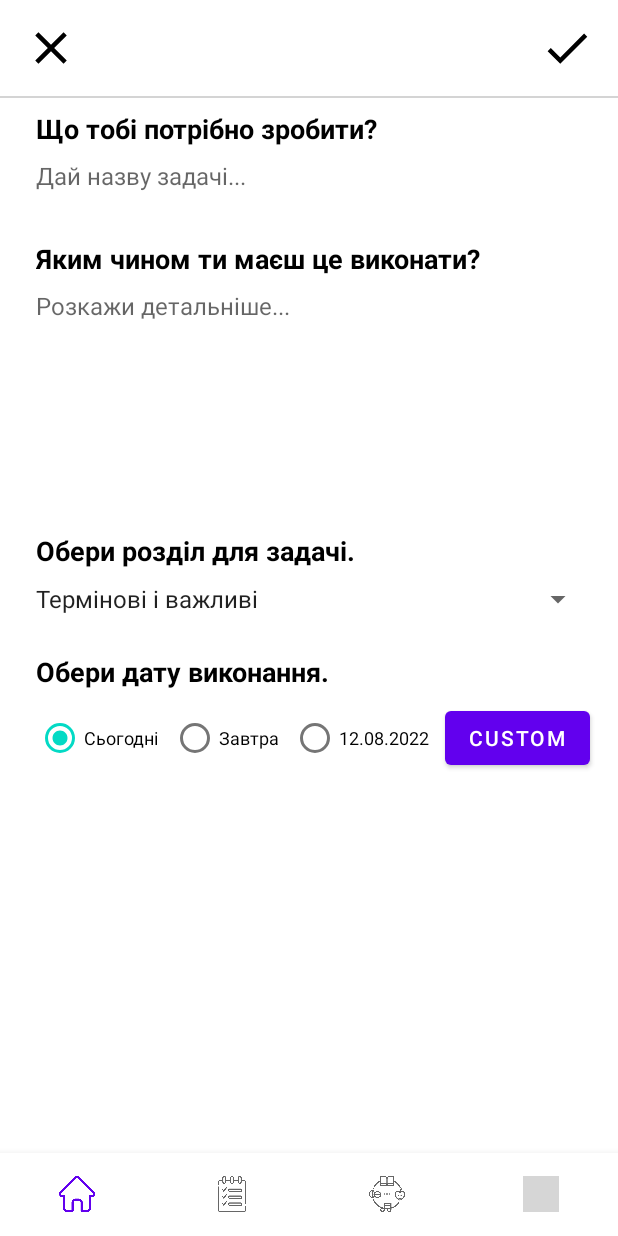
After one commit to greemoid/itHelps, an Android app: the fragment UpdateTaskFragment placed in its activity, on a phone screen of 412 x 824 dp. The commit adds this screen. Run offline under Robolectric (Android 15) with nearby library versions, the phone set to English and light mode, and no system bars; our stand-ins replace navigation-ui; 5 statements that could not run were skipped; grey boxes are pictures that could not be loaded.

Commit message:
added updating of tasks

```diff
--- a/app/src/main/java/com/greemoid/ithelps/data/db/diaryDB/TasksDao.kt
+++ b/app/src/main/java/com/greemoid/ithelps/data/db/diaryDB/TasksDao.kt
@@ -13,8 +13,11 @@ interface TasksDao {
     @Query("SELECT * FROM tasks_table WHERE taskType = :taskType")
     fun getTasksByTasksType(taskType: String): LiveData<List<TaskDB>>
 
-    @Insert(onConflict = OnConflictStrategy.IGNORE)
+    @Insert(onConflict = OnConflictStrategy.REPLACE)
     suspend fun insertTask(taskDB: TaskDB)
+
+    @Update
+    suspend fun updateTask(taskDB: TaskDB)
 
     @Delete
     suspend fun deleteTask(taskDB: TaskDB)
--- a/app/src/main/java/com/greemoid/ithelps/data/source/TasksCacheDataSource.kt
+++ b/app/src/main/java/com/greemoid/ithelps/data/source/TasksCacheDataSource.kt
@@ -28,9 +28,14 @@ class TasksCacheDataSource(
         tasksDao.insertTask(taskDB = taskDB)
     }
 
+    override suspend fun updateTask(task: TaskDB) {
+        tasksDao.updateTask(task)
+    }
+
     override suspend fun deleteTask(task: TaskDB) {
         tasksDao.deleteTask(task)
     }
 
 
+
 }
--- a/app/src/main/java/com/greemoid/ithelps/di/DomainModule.kt
+++ b/app/src/main/java/com/greemoid/ithelps/di/DomainModule.kt
@@ -40,4 +40,11 @@ val domainModule = module {
             taskRepository = get()
         )
     }
+
+    single {
+        UpdateTaskUseCase(
+            repository = get()
+        )
+    }
+
 }
--- a/app/src/main/java/com/greemoid/ithelps/di/PresentationModule.kt
+++ b/app/src/main/java/com/greemoid/ithelps/di/PresentationModule.kt
@@ -1,5 +1,6 @@
 package com.greemoid.ithelps.di
 
+import com.greemoid.ithelps.data.mapper.TaskToTaskDBMapper
 import com.greemoid.ithelps.presentation.core.Date
 import com.greemoid.ithelps.presentation.dailyTasks.DailyTasksViewModel
 import com.greemoid.ithelps.presentation.diary.DiaryViewModel
@@ -8,6 +9,7 @@ import com.greemoid.ithelps.presentation.moodAdd.MoodAddViewModel
 import com.greemoid.ithelps.presentation.todo.TaskItemViewModel
 import com.greemoid.ithelps.presentation.todo.TodoAddViewModel
 import com.greemoid.ithelps.presentation.todo.TodoListTasksViewModel
+import com.greemoid.ithelps.presentation.todo.UpdateViewModel
 import org.koin.androidx.viewmodel.dsl.viewModel
 import org.koin.dsl.module
 
@@ -55,4 +57,11 @@ val presentationModule = module {
             useCase = get()
         )
     }
+
+    viewModel {
+        UpdateViewModel(
+            updateTaskUseCase = get()
+        )
+    }
+
 }
--- a/app/src/main/java/com/greemoid/ithelps/domain/repository/TaskRepository.kt
+++ b/app/src/main/java/com/greemoid/ithelps/domain/repository/TaskRepository.kt
@@ -12,5 +12,8 @@ interface TaskRepository {
 
     suspend fun insertTask(task: Task)
 
+    suspend fun updateTask(task: TaskDB)
+
     suspend fun deleteTask(task: TaskDB)
+
 }
--- /dev/null
+++ b/app/src/main/java/com/greemoid/ithelps/domain/usecases/UpdateTaskUseCase.kt
@@ -0,0 +1,13 @@
+package com.greemoid.ithelps.domain.usecases
+
+import com.greemoid.ithelps.data.models.TaskDB
+import com.greemoid.ithelps.domain.repository.TaskRepository
+
+class UpdateTaskUseCase(
+    private val repository: TaskRepository
+) {
+
+    suspend fun updateTask(taskDB: TaskDB) {
+        repository.updateTask(taskDB)
+    }
+}
--- a/app/src/main/java/com/greemoid/ithelps/presentation/todo/TaskItemFragment.kt
+++ b/app/src/main/java/com/greemoid/ithelps/presentation/todo/TaskItemFragment.kt
@@ -41,6 +41,13 @@ class TaskItemFragment : Fragment() {
             bundle.putString("type", task.taskType)
             findNavController().navigate(R.id.action_taskItemFragment_to_todoListTasksFragment, bundle)
         }
+
+        binding.btnEdit.setOnClickListener {
+            val bundle = Bundle()
+            bundle.putSerializable("task", task)
+            findNavController().navigate(R.id.action_taskItemFragment_to_updateTaskFragment, bundle)
+        }
+
         binding.btnDelete.setOnClickListener {
             viewModel.delete(task)
             val bundle = Bundle()
--- a/app/src/main/java/com/greemoid/ithelps/presentation/todo/TodoTaskFragment.kt
+++ b/app/src/main/java/com/greemoid/ithelps/presentation/todo/TodoTaskFragment.kt
@@ -10,7 +10,6 @@ import com.greemoid.ithelps.R
 
 class TodoTaskFragment : Fragment() {
 
-
     override fun onCreateView(
         inflater: LayoutInflater, container: ViewGroup?,
         savedInstanceState: Bundle?,
--- /dev/null
+++ b/app/src/main/java/com/greemoid/ithelps/presentation/todo/UpdateTaskFragment.kt
@@ -0,0 +1,71 @@
+package com.greemoid.ithelps.presentation.todo
+
+import android.os.Bundle
+import androidx.fragment.app.Fragment
+import android.view.LayoutInflater
+import android.view.View
+import android.view.ViewGroup
+import androidx.navigation.fragment.findNavController
+import androidx.navigation.fragment.navArgs
+import com.google.android.material.snackbar.Snackbar
+import com.greemoid.ithelps.R
+import com.greemoid.ithelps.data.models.TaskDB
+import com.greemoid.ithelps.databinding.FragmentUpdateTaskBinding
+import com.greemoid.ithelps.domain.models.Task
+import com.greemoid.ithelps.domain.models.TaskTypes
+import com.greemoid.ithelps.presentation.core.Date
+import org.koin.androidx.viewmodel.ext.android.sharedViewModel
+
+
+class UpdateTaskFragment : Fragment() {
+
+    private lateinit var binding: FragmentUpdateTaskBinding
+    private val args: UpdateTaskFragmentArgs by navArgs()
+    private val viewModel: UpdateViewModel by sharedViewModel()
+
+    override fun onCreateView(
+        inflater: LayoutInflater, container: ViewGroup?,
+        savedInstanceState: Bundle?,
+    ): View? {
+        binding = FragmentUpdateTaskBinding.inflate(inflater, container, false)
+        return binding.root
+    }
+
+    override fun onViewCreated(view: View, savedInstanceState: Bundle?) {
+        super.onViewCreated(view, savedInstanceState)
+        val task = args.task
+        binding.etTitle.setText(task.title)
+        binding.etDescription.setText(task.description)
+        binding.rbCustom.text = task.date
+        binding.btnSave.setOnClickListener {
+            val id = task.id
+            val title = binding.etTitle.text.toString()
+            val description = binding.etDescription.text.toString()
+            val taskType = when(binding.spinnerChapters.selectedItemId.toInt()) {
+                0 -> TaskTypes.IMPORTANTANDURGENT.chapter
+                1 -> TaskTypes.IMPORTANT.chapter
+                2 -> TaskTypes.URGENT.chapter
+                3 -> TaskTypes.NOTIMPORTANTANDNOTURGENT.chapter
+                4 -> TaskTypes.DAILY.chapter
+                5 -> TaskTypes.GROCERIES.chapter
+                6 -> TaskTypes.HISTORY.chapter
+                else -> ""
+            }
+            val dateClass = Date()
+            val date = when(binding.radioGroupDates.checkedRadioButtonId) {
+                binding.rbToday.id -> dateClass.getCurrentFullDate()
+                binding.rbTomorrow.id -> dateClass.getTomorrow()
+                binding.rbCustom.id -> binding.rbCustom.text.toString()
+                else -> ""
+            }
+            val isDone = false
+            val taskDB = TaskDB(
+                id, title, description, taskType, date, isDone
+            )
+            viewModel.updateTask(taskDB)
+            findNavController().navigate(R.id.action_updateTaskFragment_to_todoFragment)
+        }
+
+    }
+
+}
--- /dev/null
+++ b/app/src/main/java/com/greemoid/ithelps/presentation/todo/UpdateViewModel.kt
@@ -0,0 +1,19 @@
+package com.greemoid.ithelps.presentation.todo
+
+import androidx.lifecycle.ViewModel
+import androidx.lifecycle.viewModelScope
+import com.greemoid.ithelps.data.models.TaskDB
+import com.greemoid.ithelps.domain.usecases.UpdateTaskUseCase
+import kotlinx.coroutines.launch
+
+class UpdateViewModel(
+    private val updateTaskUseCase: UpdateTaskUseCase,
+) : ViewModel() {
+
+    fun updateTask(task: TaskDB) {
+        viewModelScope.launch {
+            updateTaskUseCase.updateTask(task)
+        }
+    }
+
+}
--- /dev/null
+++ b/app/src/main/res/drawable/tv_pressed_selector.xml
@@ -0,0 +1,5 @@
+<?xml version="1.0" encoding="utf-8"?>
+<selector xmlns:android="http://schemas.android.com/apk/res/android">
+    <item android:drawable="@android:color/darker_gray" android:state_checked="true"/>
+    <item android:state_checked="false" android:drawable="@color/white"/>
+</selector>
--- a/app/src/main/res/layout/fragment_task_item.xml
+++ b/app/src/main/res/layout/fragment_task_item.xml
@@ -100,4 +100,14 @@
         app:layout_constraintEnd_toEndOf="parent"
         app:layout_constraintTop_toTopOf="parent" />
 
+    <ImageView
+        android:id="@+id/btnEdit"
+        android:layout_width="36dp"
+        android:layout_height="36dp"
+        android:layout_marginEnd="8dp"
+        android:src="@drawable/ic_baseline_create_24"
+        app:layout_constraintBottom_toTopOf="@+id/view2"
+        app:layout_constraintEnd_toStartOf="@+id/btnDelete"
+        app:layout_constraintTop_toTopOf="parent" />
+
 </androidx.constraintlayout.widget.ConstraintLayout>
--- a/app/src/main/res/layout/fragment_todo.xml
+++ b/app/src/main/res/layout/fragment_todo.xml
@@ -15,16 +15,6 @@
         android:layout_marginTop="16dp"
         android:src="@drawable/man"
         app:layout_constraintStart_toStartOf="parent"
-        app:layout_constraintTop_toTopOf="parent" />
-
-    <ImageView
-        android:id="@+id/imageView3"
-        android:layout_width="36dp"
-        android:layout_height="36dp"
-        android:layout_marginTop="16dp"
-        android:layout_marginEnd="16dp"
-        android:src="@drawable/ic_baseline_search_24"
-        app:layout_constraintEnd_toEndOf="parent"
         app:layout_constraintTop_toTopOf="parent" />
 
     <LinearLayout
@@ -65,7 +55,7 @@
         android:layout_marginStart="16dp"
         android:layout_marginTop="24dp"
         android:layout_marginEnd="16dp"
-        android:gravity="center"
+        android:background="@drawable/tv_pressed_selector"
         android:orientation="horizontal"
         app:layout_constraintEnd_toEndOf="parent"
         app:layout_constraintStart_toStartOf="parent"
--- /dev/null
+++ b/app/src/main/res/layout/fragment_update_task.xml
@@ -0,0 +1,239 @@
+<?xml version="1.0" encoding="utf-8"?>
+<androidx.constraintlayout.widget.ConstraintLayout xmlns:android="http://schemas.android.com/apk/res/android"
+    xmlns:tools="http://schemas.android.com/tools"
+    android:layout_width="match_parent"
+    android:layout_height="match_parent"
+    xmlns:app="http://schemas.android.com/apk/res-auto"
+    tools:context=".presentation.todo.TodoAddFragment">
+
+
+    <View
+        android:id="@+id/view2"
+        android:layout_width="match_parent"
+        android:layout_height="1dp"
+        android:layout_marginTop="64dp"
+        android:background="#D4D4D4"
+        app:layout_constraintEnd_toEndOf="parent"
+        app:layout_constraintStart_toStartOf="parent"
+        app:layout_constraintTop_toTopOf="parent" />
+
+    <ImageView
+        android:id="@+id/btnClose"
+        android:layout_width="36dp"
+        android:layout_height="36dp"
+        android:layout_marginStart="16dp"
+        android:src="@drawable/ic_baseline_close_24"
+        app:layout_constraintBottom_toTopOf="@+id/view2"
+        app:layout_constraintStart_toStartOf="parent"
+        app:layout_constraintTop_toTopOf="parent" />
+
+    <TextView
+        android:id="@+id/tvTodayCover"
+        android:layout_width="wrap_content"
+        android:layout_height="wrap_content"
+        android:textColor="@color/black"
+        android:textStyle="bold"
+        app:layout_constraintBottom_toTopOf="@+id/view2"
+        app:layout_constraintEnd_toStartOf="@+id/btnSave"
+        app:layout_constraintStart_toEndOf="@+id/btnClose"
+        app:layout_constraintTop_toTopOf="parent"
+        tools:text="Сьогодні" />
+
+    <ImageView
+        android:id="@+id/btnSave"
+        android:layout_width="36dp"
+        android:layout_height="36dp"
+        android:layout_marginEnd="16dp"
+        android:src="@drawable/ic_baseline_done_24"
+        app:layout_constraintBottom_toTopOf="@+id/view2"
+        app:layout_constraintEnd_toEndOf="parent"
+        app:layout_constraintTop_toTopOf="parent" />
+
+    <TextView
+        android:id="@+id/tvQuestionTitle"
+        android:layout_width="match_parent"
+        android:layout_height="wrap_content"
+        android:layout_marginStart="24dp"
+        android:layout_marginTop="8dp"
+        android:layout_marginEnd="24dp"
+        android:text="Що тобі потрібно зробити?"
+        android:textColor="@color/black"
+        android:textSize="18sp"
+        android:textStyle="bold"
+        app:layout_constraintEnd_toEndOf="parent"
+        app:layout_constraintStart_toStartOf="parent"
+        app:layout_constraintTop_toBottomOf="@+id/view2" />
+
+    <TextView
+        android:id="@+id/tvQuestionDescription"
+        android:layout_width="match_parent"
+        android:layout_height="wrap_content"
+        android:layout_marginStart="24dp"
+        android:layout_marginTop="24dp"
+        android:layout_marginEnd="24dp"
+        android:text="Яким чином ти маєш це виконати?"
+        android:textColor="@color/black"
+        android:textSize="18sp"
+        android:textStyle="bold"
+        app:layout_constraintEnd_toEndOf="parent"
+        app:layout_constraintHorizontal_bias="0.0"
+        app:layout_constraintStart_toStartOf="parent"
+        app:layout_constraintTop_toBottomOf="@+id/etTitle" />
+
+    <TextView
+        android:id="@+id/tvQuestionChapters"
+        android:layout_width="match_parent"
+        android:layout_height="wrap_content"
+        android:layout_marginStart="24dp"
+        android:layout_marginTop="24dp"
+        android:layout_marginEnd="24dp"
+        android:text="Обери розділ для задачі."
+        android:textColor="@color/black"
+        android:textSize="18sp"
+        android:textStyle="bold"
+        app:layout_constraintEnd_toEndOf="parent"
+        app:layout_constraintHorizontal_bias="0.0"
+        app:layout_constraintStart_toStartOf="parent"
+        app:layout_constraintTop_toBottomOf="@+id/etDescription" />
+
+    <TextView
+        android:id="@+id/tvQuestionDate"
+        android:layout_width="match_parent"
+        android:layout_height="wrap_content"
+        android:layout_marginStart="24dp"
+        android:layout_marginTop="24dp"
+        android:layout_marginEnd="24dp"
+        android:text="Обери дату виконання."
+        android:textColor="@color/black"
+        android:textSize="18sp"
+        android:textStyle="bold"
+        app:layout_constraintEnd_toEndOf="parent"
+        app:layout_constraintHorizontal_bias="0.0"
+        app:layout_constraintStart_toStartOf="parent"
+        app:layout_constraintTop_toBottomOf="@+id/spinnerChapters" />
+
+    <EditText
+        android:id="@+id/etTitle"
+        android:layout_width="0dp"
+        android:layout_height="wrap_content"
+        android:layout_marginStart="16dp"
+        android:layout_marginEnd="16dp"
+        android:background="@drawable/multi_line_text_style"
+        android:ems="10"
+        android:gravity="start|top"
+        android:hint="Дай назву задачі..."
+        android:inputType="textPersonName"
+        android:maxLines="1"
+        android:padding="8dp"
+        android:textColor="#000000"
+        android:textColorLink="@color/black"
+        android:textCursorDrawable="@drawable/black_cursor"
+        android:textSize="16sp"
+        app:layout_constraintEnd_toEndOf="parent"
+        app:layout_constraintStart_toStartOf="parent"
+        app:layout_constraintTop_toBottomOf="@+id/tvQuestionTitle" />
+
+    <EditText
+        android:id="@+id/etDescription"
+        android:layout_width="0dp"
+        android:layout_height="146dp"
+        android:layout_marginStart="16dp"
+        android:layout_marginEnd="16dp"
+        android:background="@drawable/multi_line_text_style"
+        android:ems="10"
+        android:gravity="start|top"
+        android:hint="Розкажи детальніше..."
+        android:inputType="textMultiLine"
+        android:padding="8dp"
+        android:textColor="#000000"
+        android:textColorLink="@color/black"
+        android:textCursorDrawable="@drawable/black_cursor"
+        android:textSize="16sp"
+        app:layout_constraintEnd_toEndOf="parent"
+        app:layout_constraintStart_toStartOf="parent"
+        app:layout_constraintTop_toBottomOf="@+id/tvQuestionDescription" />
+
+    <Spinner
+        android:id="@+id/spinnerChapters"
+        android:layout_width="match_parent"
+        android:layout_height="wrap_content"
+        android:layout_marginStart="16dp"
+        android:layout_marginTop="8dp"
+        android:layout_marginEnd="16dp"
+        android:entries="@array/array_of_chapters"
+        app:layout_constraintEnd_toEndOf="parent"
+        app:layout_constraintStart_toStartOf="parent"
+        app:layout_constraintTop_toBottomOf="@+id/tvQuestionChapters" />
+
+    <DatePicker
+        android:id="@+id/datePicker"
+        android:layout_width="match_parent"
+        android:layout_height="wrap_content"
+        android:layout_marginStart="24dp"
+        android:layout_marginEnd="24dp"
+        android:calendarViewShown="false"
+        android:datePickerMode="spinner"
+        android:visibility="gone"
+        app:layout_constraintEnd_toEndOf="parent"
+        app:layout_constraintStart_toStartOf="parent"
+        app:layout_constraintTop_toBottomOf="@+id/radioGroupDates" />
+
+    <RadioGroup
+        android:id="@+id/radioGroupDates"
+        android:layout_width="wrap_content"
+        android:layout_height="wrap_content"
+        android:layout_marginStart="24dp"
+        android:layout_marginTop="8dp"
+        android:orientation="horizontal"
+        app:layout_constraintStart_toStartOf="parent"
+        app:layout_constraintTop_toBottomOf="@id/tvQuestionDate">
+
+        <RadioButton
+            android:id="@+id/rbToday"
+            android:layout_width="wrap_content"
+            android:layout_height="wrap_content"
+            android:layout_marginEnd="8dp"
+            android:checked="true"
+            android:text="Сьогодні"
+            android:textSize="12sp" />
+
+        <RadioButton
+            android:id="@+id/rbTomorrow"
+            android:layout_width="wrap_content"
+            android:layout_height="wrap_content"
+            android:layout_marginEnd="8dp"
+            android:text="Завтра"
+            android:textSize="12sp" />
+
+        <RadioButton
+            android:id="@+id/rbCustom"
+            android:layout_width="wrap_content"
+            android:layout_height="wrap_content"
+            android:layout_marginEnd="16dp"
+            android:text="12.08.2022"
+            android:textSize="12sp" />
+
+    </RadioGroup>
+
+    <Button
+        android:id="@+id/btnCustomDate"
+        android:layout_width="wrap_content"
+        android:layout_height="wrap_content"
+        android:layout_marginEnd="24dp"
+        android:text="Custom"
+        app:layout_constraintEnd_toEndOf="parent"
+        app:layout_constraintStart_toEndOf="@+id/radioGroupDates"
+        app:layout_constraintTop_toTopOf="@+id/radioGroupDates" />
+
+    <Button
+        android:id="@+id/btnSaveDate"
+        android:layout_width="wrap_content"
+        android:layout_height="wrap_content"
+        android:text="Save"
+        android:visibility="gone"
+        app:layout_constraintEnd_toEndOf="parent"
+        app:layout_constraintStart_toEndOf="@+id/radioGroupDates"
+        app:layout_constraintTop_toTopOf="@+id/radioGroupDates" />
+
+
+</androidx.constraintlayout.widget.ConstraintLayout>
--- a/app/src/main/res/navigation/nav_graph.xml
+++ b/app/src/main/res/navigation/nav_graph.xml
@@ -131,5 +131,20 @@
         <argument
             android:name="task"
             app:argType="com.greemoid.ithelps.data.models.TaskDB" />
+        <action
+            android:id="@+id/action_taskItemFragment_to_updateTaskFragment"
+            app:destination="@id/updateTaskFragment" />
+    </fragment>
+    <fragment
+        android:id="@+id/updateTaskFragment"
+        android:name="com.greemoid.ithelps.presentation.todo.UpdateTaskFragment"
+        android:label="fragment_update_task"
+        tools:layout="@layout/fragment_update_task" >
+        <action
+            android:id="@+id/action_updateTaskFragment_to_todoFragment"
+            app:destination="@id/todoFragment" />
+        <argument
+            android:name="task"
+            app:argType="com.greemoid.ithelps.data.models.TaskDB" />
     </fragment>
 </navigation>
```
